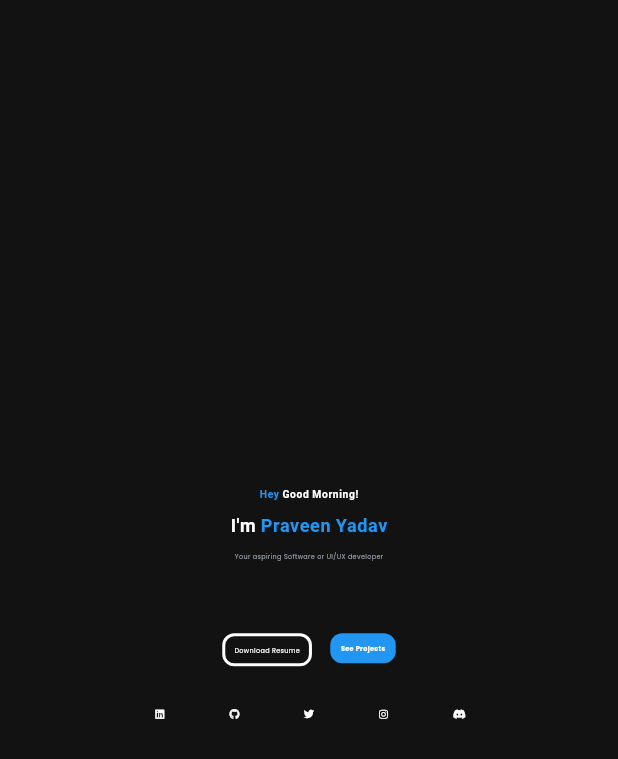
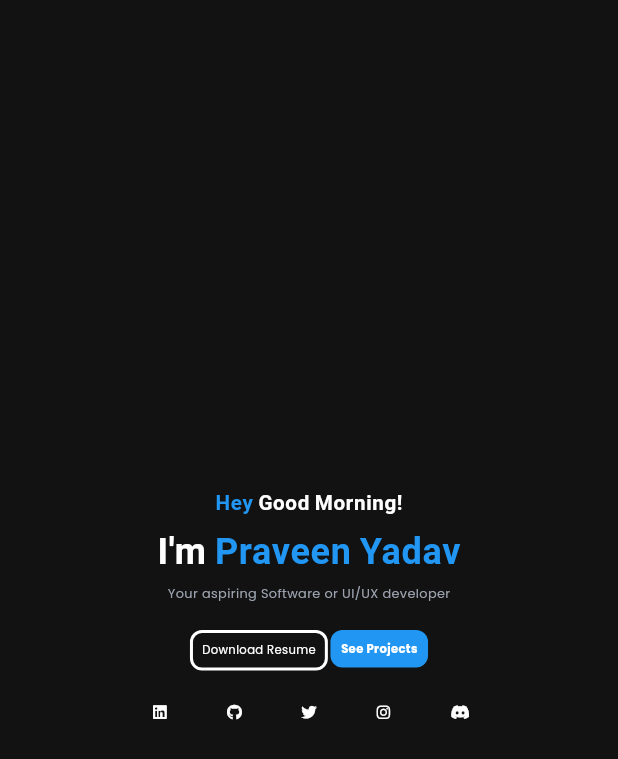
Before and after one commit to pytw/portfolio, a Flutter app: the _IntroSection widget shown alone on an empty page, opened directly with empty values, on a phone screen of 412 x 824 dp. Shown: the top 759 px of the screen. Run offline on Flutter 3.47's test engine with Material 3 defaults, Android fonts, the phone set to English and light mode, and no system bars; our stand-ins replace firebase_core, flutter_screenutil, flutter_svg, font_awesome_flutter, go_router, google_fonts and 1 more; accounts and stored records are empty; statements that could not run were skipped.

Commit message:
responsive

```diff
--- a/lib/main.dart
+++ b/lib/main.dart
@@ -1,6 +1,7 @@
 import 'package:flutter/material.dart';
 import 'package:firebase_core/firebase_core.dart';
 import 'package:flutter_screenutil/flutter_screenutil.dart';
+import 'package:portfolio_website/helpers/responsive_helper.dart';
 import 'package:portfolio_website/screens/home_screen.dart';
 import 'package:portfolio_website/theme/theme.dart'; // Custom app theme
 import 'firebase/firebase_options.dart'; // Firebase options
@@ -30,7 +31,7 @@ class PortfolioApp extends StatelessWidget {
         return MaterialApp(
           debugShowCheckedModeBanner: false,
           title: 'Portfolio - Praveen Yadav',
-          theme: appTheme(), // Using your custom app theme
+          theme: appTheme(),
           home: const HomeScreen(), // Use the router instance here
         );
       },
--- a/lib/screens/sections/hero_section.dart
+++ b/lib/screens/sections/hero_section.dart
@@ -138,10 +138,10 @@ class _IntroSection extends StatelessWidget {
           subtitleText: "${welcome.elementAt(1)} ${welcome.elementAt(2)}!",
           subtitleColor: Theme.of(context).colorScheme.onPrimary,
           subTitleLetterSpacing: 2.w,
-          headingFontSize: 32.sp,
+          headingFontSize: screenType==ScreenType.mobile?64.sp:32.sp,
           alignment: Alignment.center,
         ),
-        SizedBox(height: 10.h),
+        SizedBox(height: screenType==ScreenType.mobile?5.h:10.h),
         CustomHeader(
           titleText: "I'm ",
           titleColor: Theme.of(context).colorScheme.onPrimary,
@@ -149,18 +149,18 @@ class _IntroSection extends StatelessWidget {
           subtitleText: 'Praveen Yadav',
           subtitleColor: Theme.of(context).primaryColor,
           subTitleLetterSpacing: 2.w,
-          headingFontSize: 56.sp,
+          headingFontSize: screenType==ScreenType.mobile?112.sp:56.sp,
           alignment: Alignment.center,
         ),
-        SizedBox(height: 10.h),
+        SizedBox(height: screenType==ScreenType.mobile?5.h:10.h),
         Text(
           "Your aspiring Software or UI/UX developer",
           style: TextStyle(
             color: Theme.of(context).colorScheme.onSecondary,
-            fontSize: 20.sp,
+            fontSize: screenType==ScreenType.mobile?40.sp:20.sp,
           ),
         ),
-        SizedBox(height: 64.h),
+        SizedBox(height: screenType==ScreenType.mobile?24.h:48.h),
         Wrap(
           children: [
             CustomButton(
@@ -177,7 +177,7 @@ class _IntroSection extends StatelessWidget {
               label: "Download Resume",
               textStyle:
                   TextStyle(color: Theme.of(context).colorScheme.onPrimary,
-                    fontSize: 20.sp
+                    fontSize: screenType==ScreenType.mobile?36.sp:20.sp,
                   ),
               borderColor: Theme.of(context).colorScheme.onPrimary,
               borderWidth: 2,
@@ -186,7 +186,7 @@ class _IntroSection extends StatelessWidget {
               hoverEffects: const [HoverEffect.borderColor],
               clickEffects: const [ClickEffect.borderColor],
             ),
-            SizedBox(width: 16.h),
+            SizedBox(width: screenType==ScreenType.mobile?8.w:16.w),
             CustomButton(
               onPressed: () {
                 onSectionSelected("Projects");
@@ -195,40 +195,40 @@ class _IntroSection extends StatelessWidget {
               textStyle: TextStyle(
                 color: Theme.of(context).colorScheme.onPrimary,
                 fontWeight: FontWeight.bold,
-                fontSize: 20.sp
+                fontSize: screenType==ScreenType.mobile?36.sp:20.sp,
               ),
               backgroundColor: Theme.of(context).primaryColor,
               hoverEffects: const [HoverEffect.scale],
             ),
           ],
         ),
-        SizedBox(height: 10.h),
+        SizedBox(height: screenType==ScreenType.mobile?5.h:10.h),
         Wrap(
           children: [
             _buildSocialIconButton(
                 icon: FontAwesomeIcons.linkedin,
                 url: 'https://www.linkedin.com/in/pyapril1507',
-                iconSize: 32.sp),
+                iconSize: screenType==ScreenType.mobile?48.sp:32.sp),
             SizedBox(width: smallSpaceWidth),
             _buildSocialIconButton(
                 icon: FontAwesomeIcons.github,
                 url: 'https://www.github.com/pyapril15',
-                iconSize: 32.sp),
+                iconSize: screenType==ScreenType.mobile?48.sp:32.sp),
             SizedBox(width: smallSpaceWidth),
             _buildSocialIconButton(
                 icon: FontAwesomeIcons.twitter,
                 url: 'https://www.x.com/pyapril15',
-                iconSize: 32.sp),
+                iconSize: screenType==ScreenType.mobile?48.sp:32.sp),
             SizedBox(width: smallSpaceWidth),
             _buildSocialIconButton(
                 icon: FontAwesomeIcons.instagram,
                 url: 'https://www.instagram.com/__pyapril15.py__',
-                iconSize: 32.sp),
+                iconSize: screenType==ScreenType.mobile?48.sp:32.sp),
             SizedBox(width: smallSpaceWidth),
             _buildSocialIconButton(
                 icon: FontAwesomeIcons.discord,
                 url: 'https://www.discord.com/pyapril15',
-                iconSize: 32.sp),
+                iconSize: screenType==ScreenType.mobile?48.sp:32.sp),
           ],
         ),
       ],
```
Also changed, not shown: lib/screens/home_screen.dart (+14 -8 lines).
